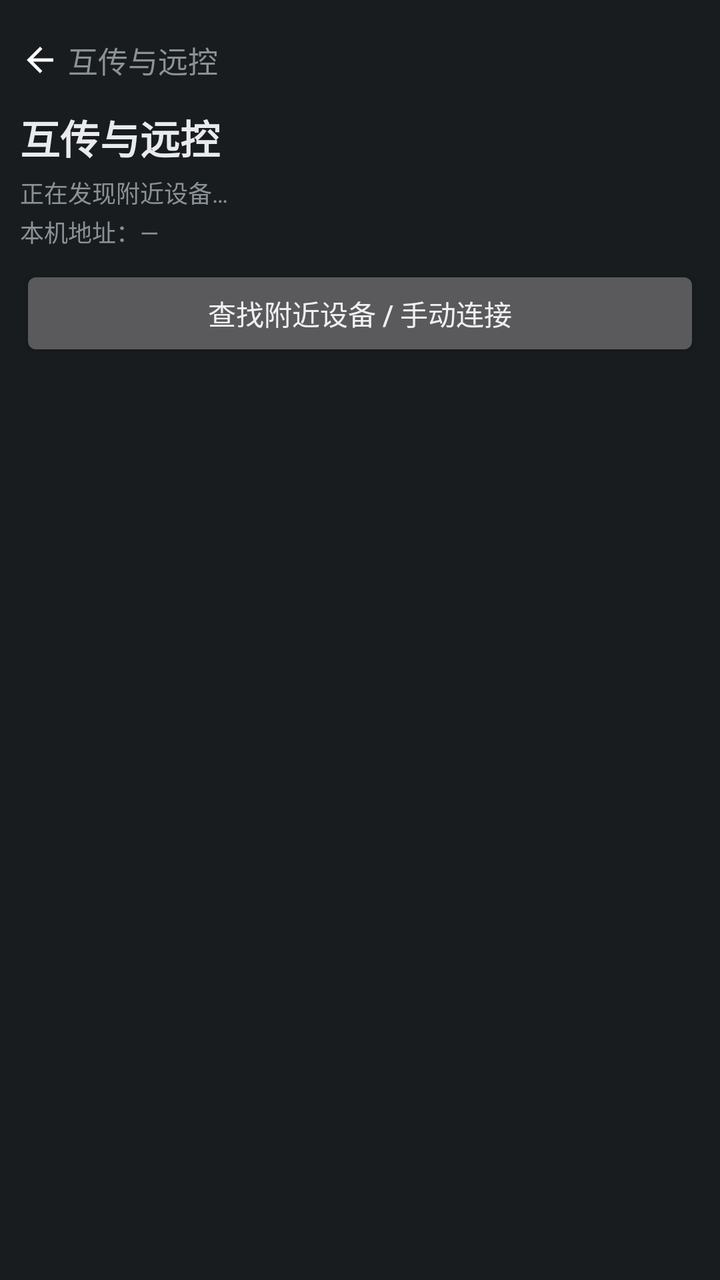
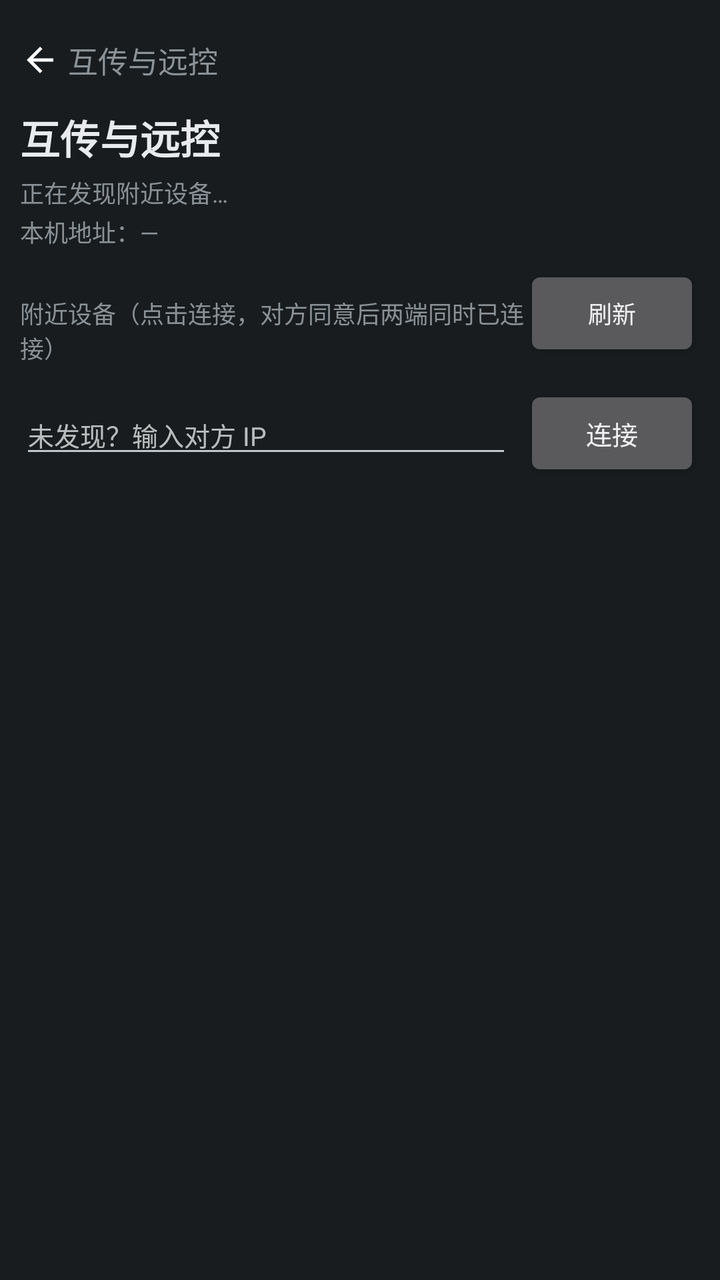

The first picture is an Android layout as it rendered before a commit; the second is the same layout after the commit. The layout source and the unified diff follow.
<!-- AndroidManifest.xml: application theme android:Theme.DeviceDefault.NoActionBar -->
<!-- res/layout/page_lan.xml -->
<?xml version="1.0" encoding="utf-8"?>
<FrameLayout xmlns:android="http://schemas.android.com/apk/res/android"
    android:layout_width="match_parent"
    android:layout_height="match_parent"
    android:tag="bg">

    <ScrollView
        android:layout_width="match_parent"
        android:layout_height="match_parent"
        android:scrollbars="none">
        <LinearLayout
            android:layout_width="match_parent"
            android:layout_height="wrap_content"
            android:orientation="vertical"
            android:padding="10dp">

            
            <FrameLayout
                android:id="@+id/player_slot"
                android:layout_width="match_parent"
                android:layout_height="wrap_content" />

            
            <LinearLayout
                android:id="@+id/lan_back"
                android:layout_width="wrap_content"
                android:layout_height="40dp"
                android:orientation="horizontal"
                android:gravity="center_vertical"
                android:clickable="true"
                android:focusable="true">
                <ImageView
                    android:layout_width="20dp"
                    android:layout_height="20dp"
                    android:src="@drawable/ic_back"
                    android:tag="icon" />
                <TextView
                    android:layout_width="wrap_content"
                    android:layout_height="wrap_content"
                    android:text="互传与远控"
                    android:tag="text"
                    android:textSize="15sp"
                    android:layout_marginStart="4dp" />
            </LinearLayout>

            <TextView
                android:layout_width="wrap_content"
                android:layout_height="wrap_content"
                android:text="互传与远控"
                android:textColor="#e8eaed"
                android:textSize="20sp"
                android:textStyle="bold"
                android:layout_marginTop="4dp" />
            <TextView
                android:id="@+id/lan_status"
                android:layout_width="match_parent"
                android:layout_height="wrap_content"
                android:text="正在发现附近设备…"
                android:tag="dim"
                android:textSize="12sp"
                android:layout_marginTop="4dp" />
            <TextView
                android:id="@+id/lan_local_ip"
                android:layout_width="match_parent"
                android:layout_height="wrap_content"
                android:text="本机地址：—"
                android:tag="dim"
                android:textSize="12sp"
                android:layout_marginTop="2dp" />

            
            <Button
                android:id="@+id/lan_find_devices"
                android:layout_width="match_parent"
                android:layout_height="wrap_content"
                android:text="查找附近设备 / 手动连接"
                android:textSize="14sp"
                android:layout_marginTop="8dp" />
            <ProgressBar
                android:id="@+id/lan_pairing"
                android:layout_width="match_parent"
                android:layout_height="wrap_content"
                android:indeterminate="true"
                android:visibility="gone"
                android:layout_marginTop="8dp" />
            
            <LinearLayout
                android:id="@+id/lan_ops"
                android:layout_width="match_parent"
                android:layout_height="wrap_content"
                android:orientation="vertical"
                android:visibility="gone"
                android:layout_marginTop="8dp">

                <TextView
                    android:id="@+id/lan_selected_name"
                    android:layout_width="wrap_content"
                    android:layout_height="wrap_content"
                    android:text="已连接"
                    android:textColor="#e8eaed"
                    android:textSize="15sp"
                    android:textStyle="bold" />

                <LinearLayout
                    android:layout_width="match_parent"
                    android:layout_height="wrap_content"
                    android:orientation="horizontal"
                    android:layout_marginTop="6dp">
                        <Button
                            android:id="@+id/lan_btn_files"
                            android:layout_width="0dp"
                            android:layout_height="wrap_content"
                            android:layout_weight="1"
                            android:text="查看文件"
                            android:textSize="12sp" />
                        <Button
                            android:id="@+id/lan_btn_upload"
                            android:layout_width="0dp"
                            android:layout_height="wrap_content"
                            android:layout_weight="1"
                            android:text="发送文件"
                            android:textSize="12sp"
                            android:layout_marginStart="6dp" />
                        <Button
                            android:id="@+id/lan_btn_control"
                            android:layout_width="0dp"
                            android:layout_height="wrap_content"
                            android:layout_weight="1"
                            android:text="远程控制"
                            android:textSize="12sp"
                            android:layout_marginStart="6dp" />
                    </LinearLayout>

                    
                    <LinearLayout
                        android:id="@+id/lan_file_bar"
                        android:layout_width="match_parent"
                        android:layout_height="wrap_content"
                        android:orientation="horizontal"
                        android:gravity="center_vertical"
                        android:visibility="gone"
                        android:layout_marginTop="6dp">
                        <TextView
                            android:id="@+id/lan_breadcrumb"
                            android:layout_width="0dp"
                            android:layout_height="wrap_content"
                            android:layout_weight="1"
                            android:text="共享目录"
                            android:tag="dim"
                            android:textSize="12sp" />
                        <TextView
                            android:id="@+id/lan_dir_up"
                            android:layout_width="wrap_content"
                            android:layout_height="wrap_content"
                            android:text="上级"
                            android:textColor="#f97316"
                            android:textSize="12sp"
                            android:padding="6dp" />
                    </LinearLayout>

                    
                    <LinearLayout
                        android:id="@+id/lan_file_list"
                        android:layout_width="match_parent"
                        android:layout_height="wrap_content"
                        android:orientation="vertical"
                        android:visibility="gone"
                        android:layout_marginTop="4dp" />

                    
                    <LinearLayout
                        android:id="@+id/lan_control_panel"
                        android:layout_width="match_parent"
                        android:layout_height="wrap_content"
                        android:orientation="vertical"
                        android:visibility="gone"
                        android:layout_marginTop="6dp">
                        <ImageView
                            android:id="@+id/lan_screen"
                            android:layout_width="match_parent"
                            android:layout_height="260dp"
                            android:background="#000000"
                            android:scaleType="fitCenter"
                            android:contentDescription="对方屏幕" />
                        <LinearLayout
                            android:layout_width="match_parent"
                            android:layout_height="wrap_content"
                            android:orientation="horizontal"
                            android:layout_marginTop="8dp">
                                <Button
                                    android:id="@+id/lan_key_back"
                                    android:layout_width="0dp"
                                    android:layout_height="wrap_content"
                                    android:layout_weight="1"
                                    android:text="返回"
                                    android:textSize="12sp" />
                                <Button
                                    android:id="@+id/lan_key_home"
                                    android:layout_width="0dp"
                                    android:layout_height="wrap_content"
                                    android:layout_weight="1"
                                    android:text="主页"
                                    android:textSize="12sp"
                                    android:layout_marginStart="6dp" />
                                <Button
                                    android:id="@+id/lan_key_recent"
                                    android:layout_width="0dp"
                                    android:layout_height="wrap_content"
                                    android:layout_weight="1"
                                    android:text="多任务"
                                    android:textSize="12sp"
                                    android:layout_marginStart="6dp" />
                                <Button
                                    android:id="@+id/lan_fullscreen"
                                    android:layout_width="0dp"
                                    android:layout_height="wrap_content"
                                    android:layout_weight="1"
                                    android:text="全屏"
                                    android:textSize="12sp"
                                    android:layout_marginStart="6dp" />
                                <Button
                                    android:id="@+id/lan_control_stop"
                                    android:layout_width="0dp"
                                    android:layout_height="wrap_content"
                                    android:layout_weight="1"
                                    android:text="停止"
                                    android:textSize="12sp"
                                    android:layout_marginStart="6dp" />
                        </LinearLayout>
                        </LinearLayout>

                    
                    <LinearLayout
                        android:layout_width="match_parent"
                        android:layout_height="wrap_content"
                        android:orientation="vertical"
                        android:background="#171a21"
                        android:tag="card"
                        android:padding="14dp"
                        android:layout_marginTop="18dp">
                        <TextView
                            android:layout_width="wrap_content"
                            android:layout_height="wrap_content"
                            android:text="让电脑控制本手机"
                            android:textColor="#e8eaed"
                            android:textSize="14sp"
                            android:textStyle="bold" />
                        <TextView
                            android:layout_width="match_parent"
                            android:layout_height="wrap_content"
                            android:text="需授权屏幕共享，并开启「全能工具箱」无障碍服务（设置 → 无障碍）"
                            android:tag="dim"
                            android:textSize="11sp"
                            android:layout_marginTop="4dp" />
                        <LinearLayout
                            android:layout_width="match_parent"
                            android:layout_height="wrap_content"
                            android:orientation="horizontal"
                            android:layout_marginTop="6dp">
                            <Button
                                android:id="@+id/lan_enable_control"
                                android:layout_width="0dp"
                                android:layout_height="wrap_content"
                                android:layout_weight="1"
                                android:text="授权屏幕共享"
                                android:textSize="12sp" />
                            <Button
                                android:id="@+id/lan_open_accessibility"
                                android:layout_width="0dp"
                                android:layout_height="wrap_content"
                                android:layout_weight="1"
                                android:text="开启无障碍服务"
                                android:textSize="12sp"
                                android:layout_marginStart="8dp" />
                        </LinearLayout>
                    </LinearLayout>

                    <TextView
                        android:layout_width="match_parent"
                        android:layout_height="wrap_content"
                        android:text="全程局域网直连 · 不消耗移动流量"
                        android:tag="dim"
                        android:textSize="11sp"
                        android:gravity="center"
                        android:paddingTop="10dp" />
                </LinearLayout>
        </LinearLayout>
    </ScrollView>

    
    <FrameLayout
        android:id="@+id/lan_fullscreen_host"
        android:layout_width="match_parent"
        android:layout_height="match_parent"
        android:background="#000000"
        android:visibility="gone">
        <ImageView
            android:id="@+id/lan_screen_full"
            android:layout_width="match_parent"
            android:layout_height="match_parent"
            android:background="#000000"
            android:scaleType="fitCenter"
            android:contentDescription="对方屏幕（全屏）" />
        <Button
            android:id="@+id/lan_fullscreen_exit"
            android:layout_width="wrap_content"
            android:layout_height="wrap_content"
            android:layout_gravity="top|end"
            android:layout_margin="12dp"
            android:text="退出全屏"
            android:textSize="12sp" />
    </FrameLayout>
</FrameLayout>
<!-- resources referenced by this layout -->
<resources>
  <!-- drawable ic_back (drawable) -->
  <?xml version="1.0" encoding="utf-8"?>
  <vector xmlns:android="http://schemas.android.com/apk/res/android"
      android:width="24dp"
      android:height="24dp"
      android:viewportWidth="24"
      android:viewportHeight="24">
      <path
          android:fillColor="#FFFFFFFF"
          android:pathData="M20,11H7.83l5.59,-5.59L12,4l-8,8 8,8 1.41,-1.41L7.83,13H20v-2z" />
  </vector>
</resources>

<!-- the commit's change to res/layout/page_lan.xml (unified diff, before → after) -->
@@ -69,13 +69,64 @@
                 android:layout_marginTop="2dp" />
 
             
-            <Button
-                android:id="@+id/lan_find_devices"
-                android:layout_width="match_parent"
-                android:layout_height="wrap_content"
-                android:text="查找附近设备 / 手动连接"
-                android:textSize="14sp"
-                android:layout_marginTop="8dp" />
+            <LinearLayout
+                android:id="@+id/lan_discovery"
+                android:layout_width="match_parent"
+                android:layout_height="wrap_content"
+                android:orientation="vertical"
+                android:layout_marginTop="8dp">
+
+                <LinearLayout
+                    android:layout_width="match_parent"
+                    android:layout_height="wrap_content"
+                    android:orientation="horizontal">
+
+                    <TextView
+                        android:layout_width="0dp"
+                        android:layout_height="wrap_content"
+                        android:layout_weight="1"
+                        android:text="附近设备（点击连接，对方同意后两端同时已连接）"
+                        android:tag="dim"
+                        android:textSize="12sp" />
+                    <Button
+                        android:id="@+id/lan_find_devices"
+                        android:layout_width="wrap_content"
+                        android:layout_height="wrap_content"
+                        android:text="刷新"
+                        android:textSize="12sp" />
+                </LinearLayout>
+
+                <LinearLayout
+                    android:id="@+id/lan_device_list"
+                    android:layout_width="match_parent"
+                    android:layout_height="wrap_content"
+                    android:orientation="vertical"
+                    android:layout_marginTop="6dp" />
+
+                <LinearLayout
+                    android:layout_width="match_parent"
+                    android:layout_height="wrap_content"
+                    android:orientation="horizontal"
+                    android:layout_marginTop="6dp">
+                    <EditText
+                        android:id="@+id/lan_manual_ip"
+                        android:layout_width="0dp"
+                        android:layout_height="wrap_content"
+                        android:layout_weight="1"
+                        android:hint="未发现？输入对方 IP"
+                        android:inputType="text"
+                        android:textSize="13sp"
+                        android:singleLine="true" />
+                    <Button
+                        android:id="@+id/lan_manual_connect"
+                        android:layout_width="wrap_content"
+                        android:layout_height="wrap_content"
+                        android:text="连接"
+                        android:textSize="13sp"
+                        android:layout_marginStart="6dp" />
+                </LinearLayout>
+            </LinearLayout>
+
             <ProgressBar
                 android:id="@+id/lan_pairing"
                 android:layout_width="match_parent"
@@ -92,14 +143,26 @@
                 android:visibility="gone"
                 android:layout_marginTop="8dp">
 
-                <TextView
-                    android:id="@+id/lan_selected_name"
-                    android:layout_width="wrap_content"
-                    android:layout_height="wrap_content"
-                    android:text="已连接"
-                    android:textColor="#e8eaed"
-                    android:textSize="15sp"
-                    android:textStyle="bold" />
+                <LinearLayout
+                    android:layout_width="match_parent"
+                    android:layout_height="wrap_content"
+                    android:orientation="horizontal">
+                    <TextView
+                        android:id="@+id/lan_selected_name"
+                        android:layout_width="0dp"
+                        android:layout_height="wrap_content"
+                        android:layout_weight="1"
+                        android:text="已连接"
+                        android:textColor="#e8eaed"
+                        android:textSize="15sp"
+                        android:textStyle="bold" />
+                    <Button
+                        android:id="@+id/lan_disconnect"
+                        android:layout_width="wrap_content"
+                        android:layout_height="wrap_content"
+                        android:text="断开"
+                        android:textSize="12sp" />
+                </LinearLayout>
 
                 <LinearLayout
                     android:layout_width="match_parent"
